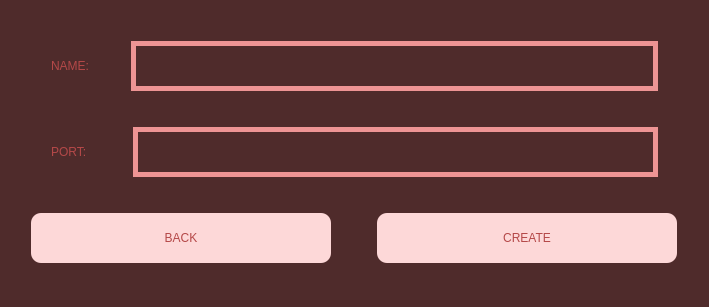
Divljo31/MATFWars, file MATFWars/create.ui: the form before one commit.
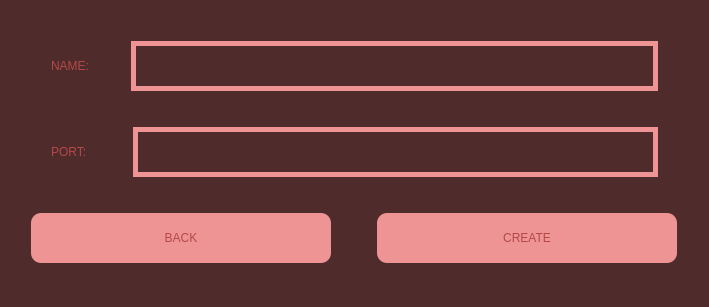
The form after the commit.

```diff
--- a/MATFWars/create.ui
+++ b/MATFWars/create.ui
@@ -217,8 +217,9 @@
        <property name="styleSheet">
         <string notr="true">color:rgb(180, 72, 72);
 font: 600 25pt &quot;URW Bookman&quot;;
-background-color: rgb(253, 216, 216);
-border-radius:10px;</string>
+background-color: rgb(238, 148, 148);
+border-radius:10px;
+</string>
        </property>
        <property name="text">
         <string>BACK</string>
@@ -264,7 +265,7 @@
        <property name="styleSheet">
         <string notr="true">color:rgb(180, 72, 72);
 font: 600 25pt &quot;URW Bookman&quot;;
-background-color: rgb(253, 216, 216);
+background-color: rgb(238, 148, 148);
 border-radius:10px;</string>
        </property>
        <property name="text">
```
